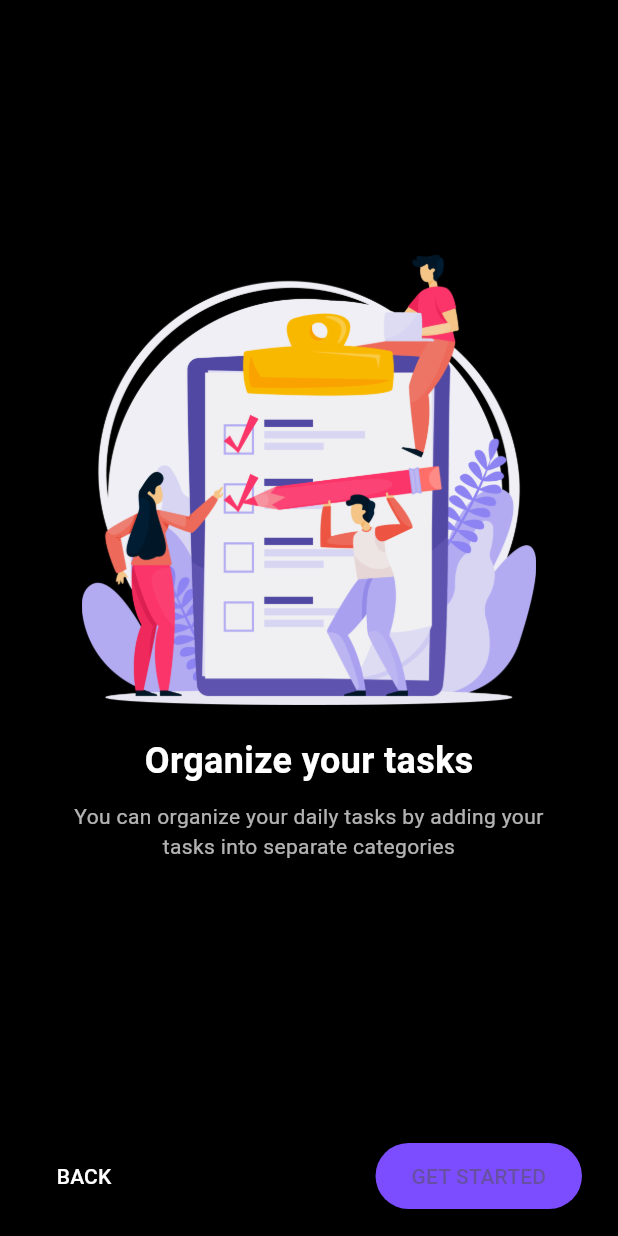
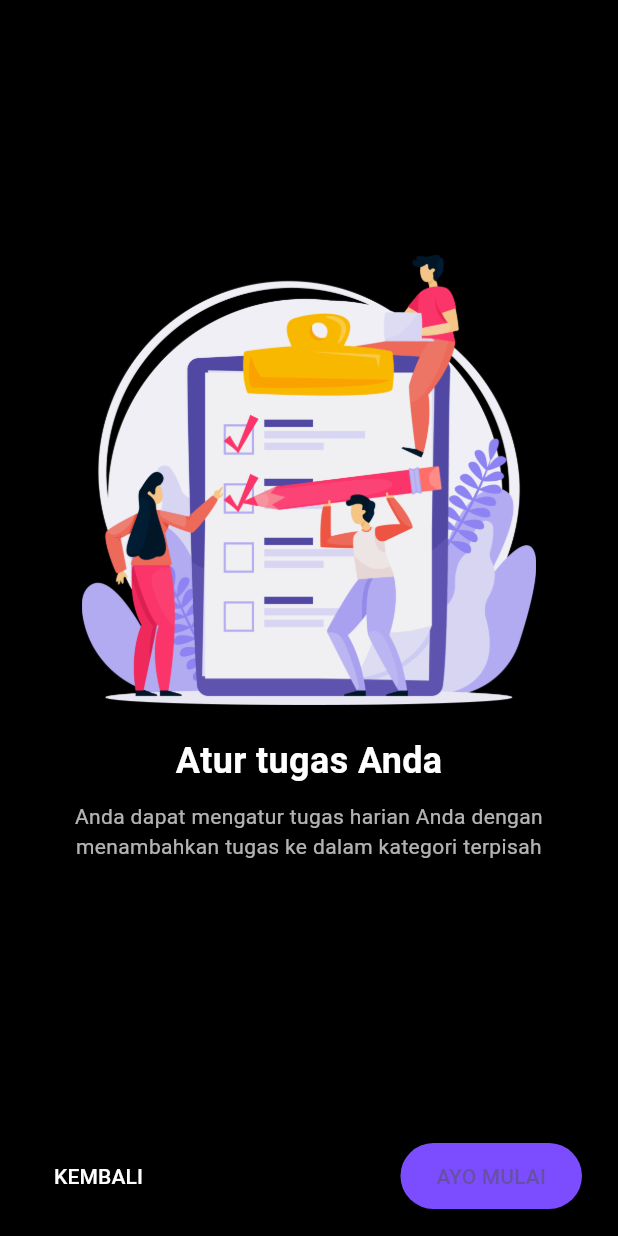
Before and after one commit to DANbasart/doobee_uas, a Flutter app: the screen it shows after launch, swiped to page 3, on a phone screen of 412 x 824 dp. Run offline on Flutter 3.47's test engine with Material 3 defaults, Android fonts, the light colour scheme and no system bars.

Commit message:
mengedit koding login & register

```diff
--- a/lib/screens/login_screen.dart
+++ b/lib/screens/login_screen.dart
@@ -16,7 +16,7 @@ class LoginScreen extends StatelessWidget {
             mainAxisAlignment: MainAxisAlignment.center,
             children: [
               const Text(
-                "Welcome to DooBee",
+                "Selamat Datang di DooBee",
                 style: TextStyle(
                   fontSize: 24,
                   color: Colors.white,
@@ -25,7 +25,7 @@ class LoginScreen extends StatelessWidget {
               ),
               const SizedBox(height: 10),
               const Text(
-                "Please login to your account or create\nnew account to continue",
+                "Silakan masuk ke akun Anda atau buat\nakun baru untuk melanjutkan",
                 textAlign: TextAlign.center,
                 style: TextStyle(color: Colors.white70),
               ),
@@ -41,7 +41,7 @@ class LoginScreen extends StatelessWidget {
                     MaterialPageRoute(builder: (_) => const Login()),
                   );
                 },
-                child: const Text("LOGIN"),
+                child: const Text("MASUK"),
               ),
               const SizedBox(height: 10),
               OutlinedButton(
@@ -56,7 +56,7 @@ class LoginScreen extends StatelessWidget {
                   );
                 },
                 child: const Text(
-                  "CREATE ACCOUNT",
+                  "BUAT AKUN",
                   style: TextStyle(color: Colors.deepPurpleAccent),
                 ),
               ),
--- a/lib/screens/onboarding_screen.dart
+++ b/lib/screens/onboarding_screen.dart
@@ -17,21 +17,21 @@ class _OnboardingScreenState extends State<OnboardingScreen> {
   final List<OnboardingItem> _items = [
     OnboardingItem(
       image: 'assets/images/onboarding1.png',
-      title: 'Manage your tasks',
+      title: 'Kelola tugas Anda',
       description:
-          'You can easily manage all of your daily tasks in DoMe for free',
+          'Anda dapat dengan mudah mengelola semua tugas harian Anda di DooBee secara gratis',
     ),
     OnboardingItem(
       image: 'assets/images/onboarding2.png',
-      title: 'Create daily routine',
+      title: 'Ciptakan rutinitas harian',
       description:
-          'In UptoDo you can create your personalized routine to stay productive',
+          'Di DooBee Anda dapat membuat rutinitas pribadi untuk tetap produktif',
     ),
     OnboardingItem(
       image: 'assets/images/onboarding3.png',
-      title: 'Organize your tasks',
+      title: 'Atur tugas Anda',
       description:
-          'You can organize your daily tasks by adding your tasks into separate categories',
+          'Anda dapat mengatur tugas harian Anda dengan menambahkan tugas ke dalam kategori terpisah',
     ),
   ];
 
@@ -88,7 +88,7 @@ class _OnboardingScreenState extends State<OnboardingScreen> {
                           );
                         },
                         child: const Text(
-                          "BACK",
+                          "KEMBALI",
                           style: TextStyle(color: Colors.white),
                         ),
                       )
@@ -104,8 +104,8 @@ class _OnboardingScreenState extends State<OnboardingScreen> {
                     onPressed: _nextPage,
                     child: Text(
                       _currentIndex == _items.length - 1
-                          ? "GET STARTED"
-                          : "NEXT",
+                          ? "AYO MULAI"
+                          : "LANJUT",
                     ),
                   ),
                 ],
```
Also changed, not shown: lib/screens/login.dart (+16 -8 lines), lib/screens/register.dart (+14 -8 lines).
